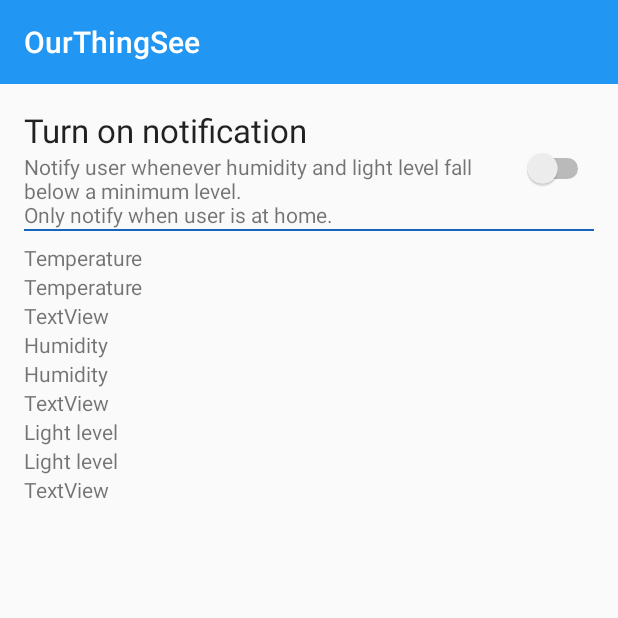
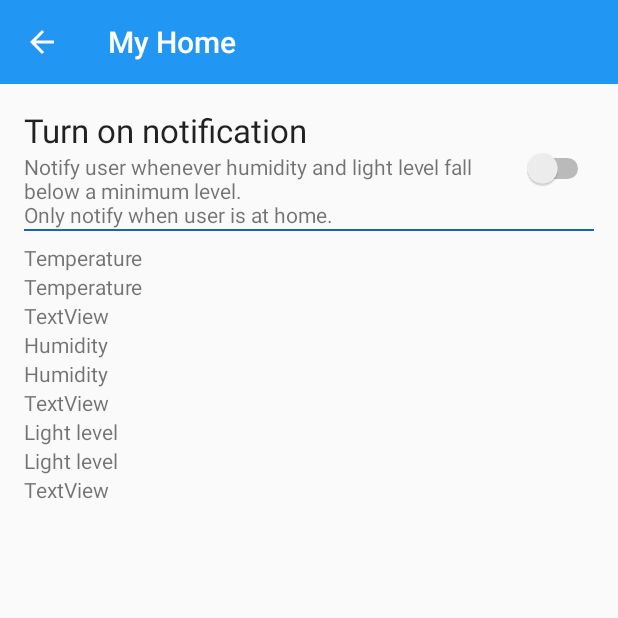
Before and after one commit to Usin2705/OurThingSee, an Android app: the MyHomeActivity screen opened directly, with no data from a screen before it, on a phone screen of 412 x 824 dp, the top half of it. Run offline under Robolectric (Android 15) with nearby library versions, the phone set to English and light mode, and no system bars.

Commit message:
feta: add back navigation for myhome activity

```diff
--- a/app/src/main/java/metro/ourthingsee/activities/MainActivity.java
+++ b/app/src/main/java/metro/ourthingsee/activities/MainActivity.java
@@ -147,8 +147,8 @@ public class MainActivity extends AppCompatActivity
 
             // Open activity MyThingsee, this activity will measure humidity and light level (luminance)
             case OurContract.INDEX_OPTION_MYTHINGSEE:
-                Intent intent = new Intent(this, MyHomeActivity.class);
-                startActivity(intent);
+                Intent intentMyHome = new Intent(this, MyHomeActivity.class);
+                startActivity(intentMyHome);
                 break;
 
             default:
--- a/app/src/main/java/metro/ourthingsee/activities/MyHomeActivity.java
+++ b/app/src/main/java/metro/ourthingsee/activities/MyHomeActivity.java
@@ -16,6 +16,7 @@ import android.support.v4.app.NotificationCompat;
 import android.support.v4.content.ContextCompat;
 import android.support.v7.app.AlertDialog;
 import android.support.v7.app.AppCompatActivity;
+import android.support.v7.widget.Toolbar;
 import android.util.Log;
 import android.view.LayoutInflater;
 import android.view.View;
@@ -83,6 +84,7 @@ public class MyHomeActivity extends AppCompatActivity {
     protected void onCreate(Bundle savedInstanceState) {
         super.onCreate(savedInstanceState);
         setContentView(R.layout.activity_myhome);
+        setupToolBar();
 
         prefs = getSharedPreferences(OurContract.SHARED_PREF, Context.MODE_PRIVATE);
 
@@ -154,6 +156,25 @@ public class MyHomeActivity extends AppCompatActivity {
                         OurContract.MYHOME_NOTIFICATION_INTERVAL_MAXVALUE);
             }
         });
+    }
+
+    /**
+     * Set up the toolbar, with a Navigation button which return to previous activity
+     * (similar to onBackPress)
+     *
+     */
+    private void setupToolBar() {
+        Toolbar toolbar = (Toolbar) this.findViewById(R.id.tb_main);
+        setSupportActionBar(toolbar);
+        getSupportActionBar().setDisplayHomeAsUpEnabled(true);
+        getSupportActionBar().setDisplayShowHomeEnabled(true);
+        toolbar.setNavigationOnClickListener(new View.OnClickListener() {
+            @Override
+            public void onClick(View view) {
+                onBackPressed();
+            }
+        });
+
     }
 
     @Override
--- a/app/src/main/res/layout/activity_myhome.xml
+++ b/app/src/main/res/layout/activity_myhome.xml
@@ -22,7 +22,7 @@
             android:minHeight="56dp"
             app:popupTheme="@style/ThemeOverlay.AppCompat.Light"
             app:theme="@style/ThemeOverlay.AppCompat.Dark.ActionBar"
-            app:title="@string/app_name" />
+            app:title="@string/myhome_option" />
 
         <LinearLayout
             android:layout_width="match_parent"
@@ -85,10 +85,10 @@
                 <LinearLayout
                     android:layout_width="match_parent"
                     android:layout_height="match_parent"
-                    android:orientation="horizontal"
+                    android:background="@drawable/ripple"
                     android:clickable="true"
-                    android:background="@drawable/ripple"
-                    android:minHeight="@dimen/minimum_layout_height">
+                    android:minHeight="@dimen/minimum_layout_height"
+                    android:orientation="horizontal">
 
                     <TextView
                         android:layout_width="match_parent"
@@ -116,10 +116,10 @@
                 <LinearLayout
                     android:layout_width="match_parent"
                     android:layout_height="match_parent"
-                    android:orientation="horizontal"
+                    android:background="@drawable/ripple"
                     android:clickable="true"
-                    android:background="@drawable/ripple"
-                    android:minHeight="@dimen/minimum_layout_height">
+                    android:minHeight="@dimen/minimum_layout_height"
+                    android:orientation="horizontal">
 
                     <TextView
                         android:layout_width="match_parent"
@@ -145,13 +145,13 @@
                 </LinearLayout>
 
                 <LinearLayout
+                    android:id="@+id/lnlMyHomeHumidityLevel"
                     android:layout_width="match_parent"
                     android:layout_height="match_parent"
-                    android:orientation="horizontal"
+                    android:background="@drawable/ripple"
                     android:clickable="true"
-                    android:background="@drawable/ripple"
-                    android:id="@+id/lnlMyHomeHumidityLevel"
-                    android:minHeight="@dimen/minimum_layout_height">
+                    android:minHeight="@dimen/minimum_layout_height"
+                    android:orientation="horizontal">
 
                     <TextView
                         android:layout_width="match_parent"
@@ -177,13 +177,13 @@
                 </LinearLayout>
 
                 <LinearLayout
+                    android:id="@+id/lnlMyHomeNotfInterval"
                     android:layout_width="match_parent"
                     android:layout_height="match_parent"
-                    android:orientation="horizontal"
+                    android:background="@drawable/ripple"
                     android:clickable="true"
-                    android:background="@drawable/ripple"
-                    android:id="@+id/lnlMyHomeNotfInterval"
-                    android:minHeight="@dimen/minimum_layout_height">
+                    android:minHeight="@dimen/minimum_layout_height"
+                    android:orientation="horizontal">
 
                     <TextView
                         android:layout_width="match_parent"
```
